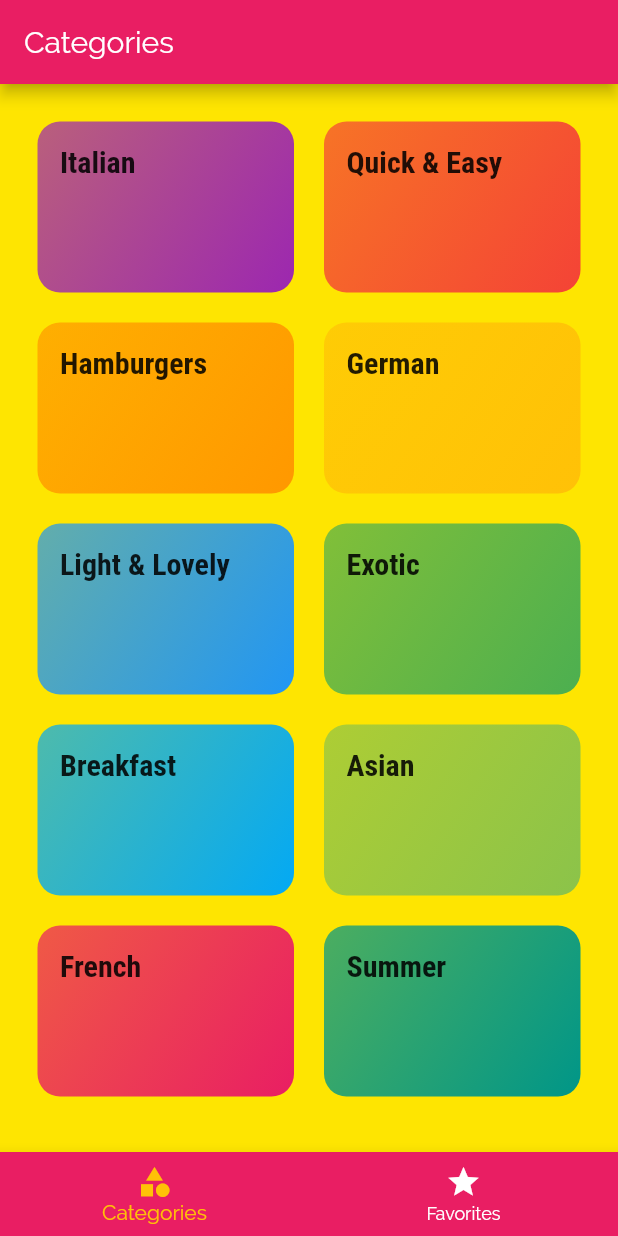
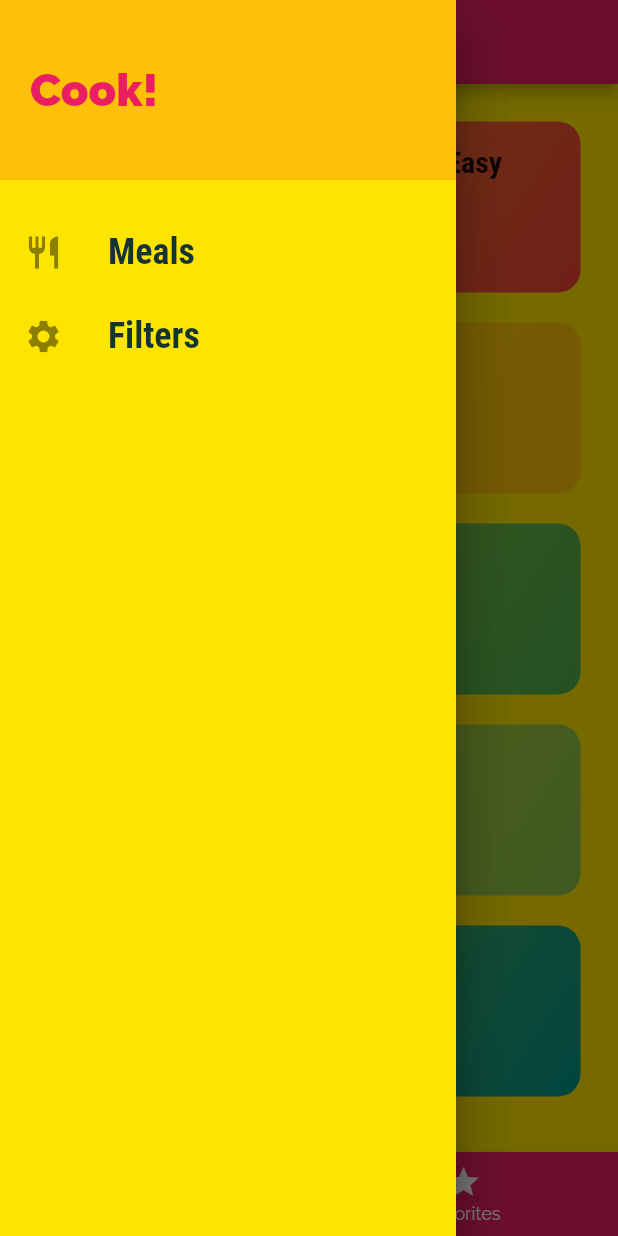
Before and after one commit to frasnym/learn-flutter-meals-app, a Flutter app: the screen it shows after launch, with the side drawer open (before the commit the screen has no drawer), on a phone screen of 412 x 824 dp. Run offline on Flutter 3.47's test engine with Material 2 defaults, Android fonts, the phone set to English and light mode, and no system bars.

Commit message:
Adding a Custom Drawer

```diff
--- a/lib/main.dart
+++ b/lib/main.dart
@@ -35,7 +35,7 @@ class MyApp extends StatelessWidget {
         visualDensity: VisualDensity.adaptivePlatformDensity,
       ),
       // home: CategoriesScreen(),
-      initialRoute: '/', //? default is '/'
+      // initialRoute: '/', //? default is '/'
       routes: {
         '/': (ctx) => TabsScreen(),
         CategoryMealsScreen.routeName: (ctx) => CategoryMealsScreen(),
--- a/lib/screens/tabs_screen.dart
+++ b/lib/screens/tabs_screen.dart
@@ -1,5 +1,6 @@
 import 'package:flutter/material.dart';
 
+import '../widgets/main_drawer.dart';
 import '../screens/favorites_screen.dart';
 import '../screens/categories_screen.dart';
 
@@ -33,6 +34,9 @@ class _TabsScreenState extends State<TabsScreen> {
       appBar: AppBar(
         title: Text(_pages[_selectedPageIndex]['title']),
       ),
+      drawer: Drawer(
+        child: MainDrawer(),
+      ),
       body: _pages[_selectedPageIndex]['page'],
       bottomNavigationBar: BottomNavigationBar(
         onTap: _selectPage,
--- /dev/null
+++ b/lib/widgets/main_drawer.dart
@@ -0,0 +1,51 @@
+import 'package:flutter/material.dart';
+
+class MainDrawer extends StatelessWidget {
+  Widget buildListTile(String title, IconData icon) {
+    return ListTile(
+      leading: Icon(
+        icon,
+        size: 26,
+      ),
+      title: Text(
+        title,
+        style: TextStyle(
+          fontFamily: 'RobotoCondensed',
+          fontSize: 24,
+          fontWeight: FontWeight.bold,
+        ),
+      ),
+      onTap: () {
+        // ...
+      },
+    );
+  }
+
+  @override
+  Widget build(BuildContext context) {
+    return Drawer(
+      child: Column(
+        children: <Widget>[
+          Container(
+            height: 120,
+            width: double.infinity,
+            padding: const EdgeInsets.all(20),
+            alignment: Alignment.centerLeft,
+            color: Theme.of(context).accentColor,
+            child: Text(
+              'Cook!',
+              style: TextStyle(
+                fontWeight: FontWeight.w900,
+                fontSize: 30,
+                color: Theme.of(context).primaryColor,
+              ),
+            ),
+          ),
+          SizedBox(height: 20),
+          buildListTile('Meals', Icons.restaurant),
+          buildListTile('Filters', Icons.settings),
+        ],
+      ),
+    );
+  }
+}
```
